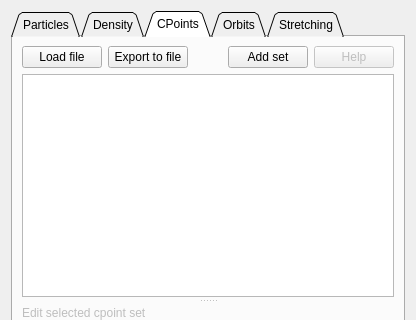
Old version of the form src/formobjectcontrol.ui in the repository jcldc/glnemo2; both pictures show x 0 to 416 and y 0 to 320 of the 416 by 1122 pixel window.
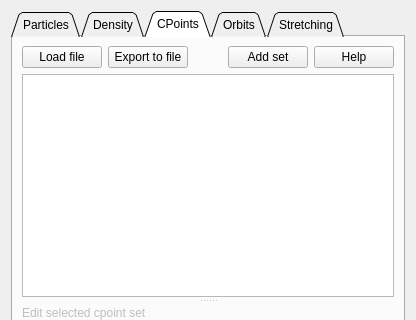
New version of the form. Icons and pictures are not drawn.

Patch:
```diff
--- a/src/formobjectcontrol.ui
+++ b/src/formobjectcontrol.ui
@@ -2077,10 +2077,7 @@
           </widget>
          </item>
          <item>
-          <widget class="QPushButton" name="pushButton">
-           <property name="enabled">
-            <bool>false</bool>
-           </property>
+          <widget class="QPushButton" name="cpoint_help">
            <property name="sizePolicy">
             <sizepolicy hsizetype="Minimum" vsizetype="Fixed">
              <horstretch>0</horstretch>
```
